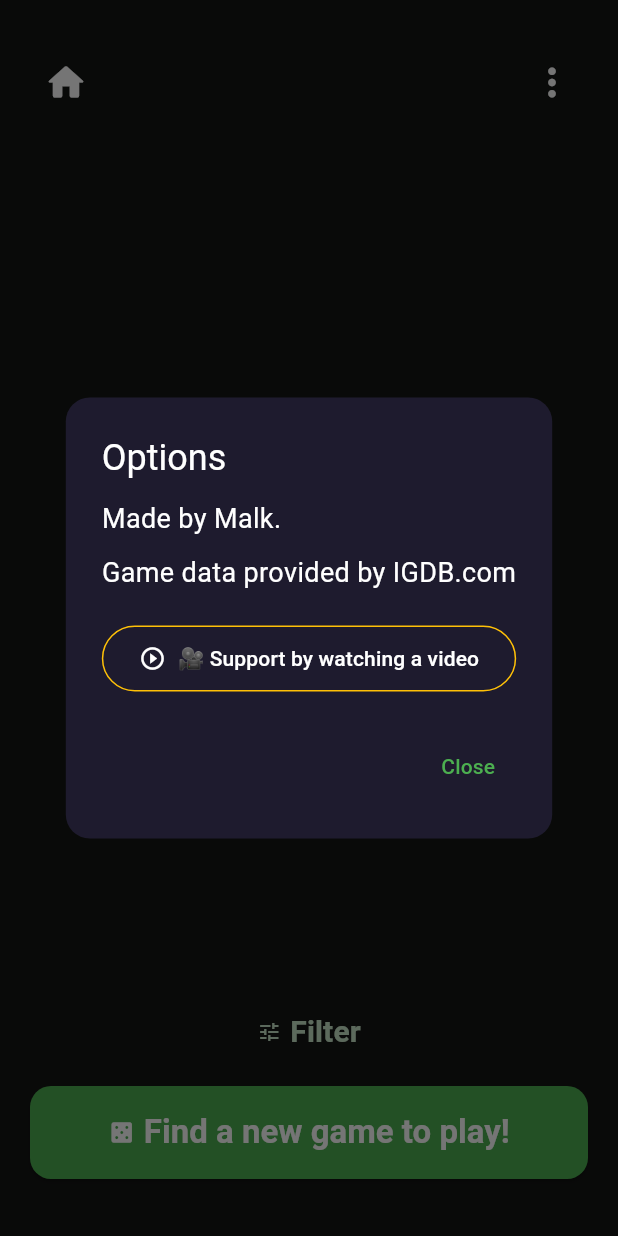
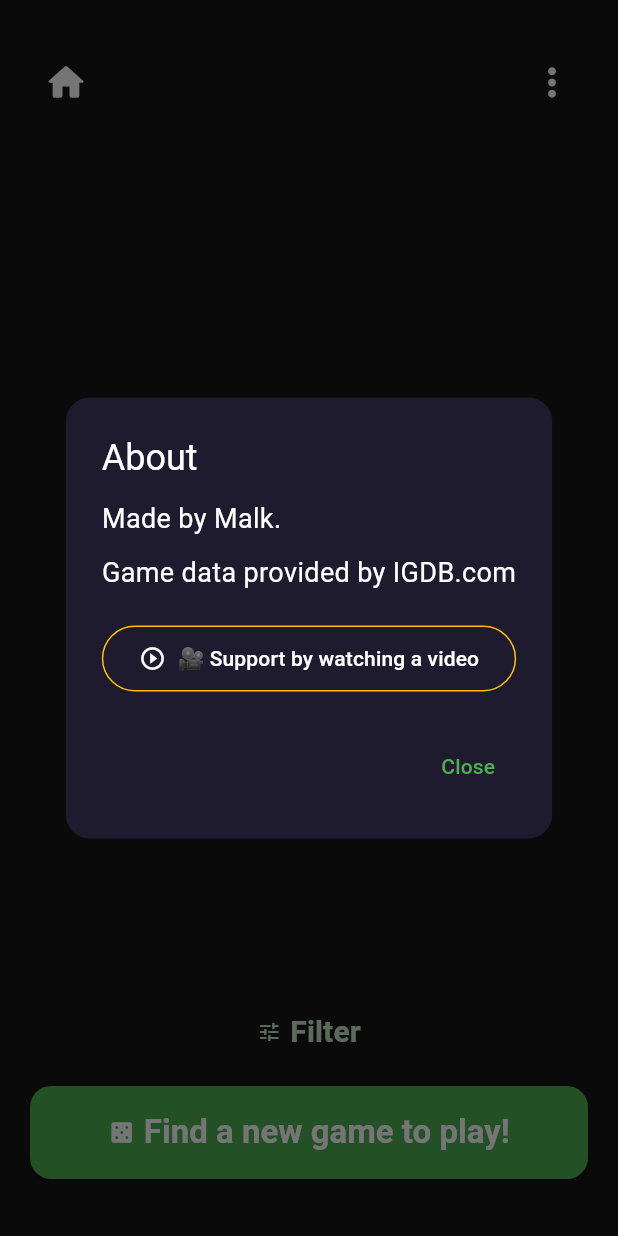
Before and after one commit to GabeMalk/Game_Genius_APP, a Flutter app: the screen it shows after launch, after a tap on the "more vert" icon, on a phone screen of 412 x 824 dp. Run offline on Flutter 3.47's test engine with Material 3 defaults, Android fonts, the phone set to English and light mode, and no system bars; our stand-ins replace google_mobile_ads, just_audio, shared_preferences; network calls fail.

```diff
--- a/lib/l10n/app_en.arb
+++ b/lib/l10n/app_en.arb
@@ -25,11 +25,14 @@
   "dicaFiltros": "Tap once to include, twice to exclude, and once again to clear.",
   "@dicaFiltros": { "description": "Dica de uso dos filtros" },
 
-  "opcoesTitulo": "Options",
+  "opcoesTitulo": "About",
   "@opcoesTitulo": { "description": "Título da tela de opções" },
 
   "sobreTexto": "Made by Malk.\n\nGame data provided by IGDB.com",
   "@sobreTexto": { "description": "Texto de atribuição" },
+
+  "sobreTextoClickShortcut": "Please consider supporting the app!",
+  "@sobreTextoClickShortcut": { "description": "Texto alternativo sobre" },
 
   "fechar": "Close",
   "@fechar": { "description": "Botão fechar" },
--- a/lib/l10n/app_localizations.dart
+++ b/lib/l10n/app_localizations.dart
@@ -143,7 +143,7 @@ abstract class AppLocalizations {
   /// Título da tela de opções
   ///
   /// In en, this message translates to:
-  /// **'Options'**
+  /// **'About'**
   String get opcoesTitulo;
 
   /// Texto de atribuição
@@ -151,6 +151,12 @@ abstract class AppLocalizations {
   /// In en, this message translates to:
   /// **'Made by Malk.\n\nGame data provided by IGDB.com'**
   String get sobreTexto;
+
+  /// Texto alternativo sobre
+  ///
+  /// In en, this message translates to:
+  /// **'Please consider supporting the app!'**
+  String get sobreTextoClickShortcut;
 
   /// Botão fechar
   ///
--- a/lib/l10n/app_localizations_en.dart
+++ b/lib/l10n/app_localizations_en.dart
@@ -34,10 +34,13 @@ class AppLocalizationsEn extends AppLocalizations {
       'Tap once to include, twice to exclude, and once again to clear.';
 
   @override
-  String get opcoesTitulo => 'Options';
+  String get opcoesTitulo => 'About';
 
   @override
   String get sobreTexto => 'Made by Malk.\n\nGame data provided by IGDB.com';
+
+  @override
+  String get sobreTextoClickShortcut => 'Please consider supporting the app!';
 
   @override
   String get fechar => 'Close';
--- a/lib/l10n/app_localizations_pt.dart
+++ b/lib/l10n/app_localizations_pt.dart
@@ -34,11 +34,14 @@ class AppLocalizationsPt extends AppLocalizations {
       'Toque 1x para incluir, 2x para excluir, 3x para limpar.';
 
   @override
-  String get opcoesTitulo => 'Opções';
+  String get opcoesTitulo => 'Sobre';
 
   @override
   String get sobreTexto =>
       'Feito por Malk.\n\nDados de jogos fornecidos pela IGDB.com';
+
+  @override
+  String get sobreTextoClickShortcut => 'Considere nos apoiar!';
 
   @override
   String get fechar => 'Fechar';
--- a/lib/l10n/app_pt.arb
+++ b/lib/l10n/app_pt.arb
@@ -8,8 +8,9 @@
   "filtrarBotao": "Filtrar",
   "personalizarBuscaTitulo": "Personalizar busca",
   "dicaFiltros": "Toque 1x para incluir, 2x para excluir, 3x para limpar.",
-  "opcoesTitulo": "Opções",
+  "opcoesTitulo": "Sobre",
   "sobreTexto": "Feito por Malk.\n\nDados de jogos fornecidos pela IGDB.com",
+  "sobreTextoClickShortcut": "Considere nos apoiar!",
   "fechar": "Fechar",
   "erroBuscaGenerico": "Erro ao buscar recomendação. Tente novamente.",
   "nenhumJogoEncontrado": "Nenhum jogo encontrado com esses filtros. Tente ajustar as opções.",
--- a/lib/main.dart
+++ b/lib/main.dart
@@ -2,7 +2,6 @@
 // Mains
 // ============================================================
 import 'package:flutter/material.dart';
-import 'package:flutter_localizations/flutter_localizations.dart';
 import 'package:indicador_jogos/l10n/app_localizations.dart';
 import 'package:google_mobile_ads/google_mobile_ads.dart';
 import 'screens/tela_recomendacao.dart';
--- a/lib/widgets/banner_ad_widget.dart
+++ b/lib/widgets/banner_ad_widget.dart
@@ -5,8 +5,8 @@ import 'package:flutter/material.dart';
 import 'package:google_mobile_ads/google_mobile_ads.dart';
 import 'package:flutter/foundation.dart' show kIsWeb;
 
-const String _idAnuncioTeste = 'ca-app-pub-3940256099942544/9214589741'; // Banner de tamanho fixo
-
+// O ID oficial é ca-app-pub-1018185380682464/8730121388
+const String _idAnuncioTeste = 'ca-app-pub-3940256099942544/9214589741'; // Banner de ads
 class BannerAdWidget extends StatefulWidget {
   const BannerAdWidget({super.key});
 
--- a/lib/widgets/sobre.dart
+++ b/lib/widgets/sobre.dart
@@ -4,7 +4,9 @@ import 'package:google_mobile_ads/google_mobile_ads.dart';
 import 'package:indicador_jogos/l10n/app_localizations.dart';
 
 class DialogoOpcoes extends StatefulWidget {
-  const DialogoOpcoes({super.key});
+  const DialogoOpcoes({super.key, this.isClickShortcut = false,});
+
+ final bool isClickShortcut;
 
   @override
   State<DialogoOpcoes> createState() => _DialogoOpcoesState();
@@ -15,6 +17,7 @@ class _DialogoOpcoesState extends State<DialogoOpcoes> {
   bool _isLoadingRewarded = false;
   bool _rewardedReady = false;
 
+  // O oficial é ca-app-pub-1018185380682464/5490513282
   static const String _rewardedUnitId = 'ca-app-pub-3940256099942544/5224354917';
 
   @override
@@ -72,6 +75,8 @@ class _DialogoOpcoesState extends State<DialogoOpcoes> {
         _rewardedReady = false;
         if (mounted) {
           setState(() {});
+          if (Navigator.canPop(context)) {
+          Navigator.of(context).pop();}
           _mostrarAgradecimento();
         }
       },
@@ -171,6 +176,10 @@ class _DialogoOpcoesState extends State<DialogoOpcoes> {
   @override
   Widget build(BuildContext context) {
     final l10n = AppLocalizations.of(context)!;
+    // Texto diferente quando aberto via contador de cliques
+     final sobreTexto = widget.isClickShortcut
+      ? l10n.sobreTextoClickShortcut  // Quando tem o limite de click
+      : l10n.sobreTexto;
     return AlertDialog(
       backgroundColor: const Color(0xFF1E1B2E),
       shape: RoundedRectangleBorder(borderRadius: BorderRadius.circular(16)),
@@ -179,7 +188,7 @@ class _DialogoOpcoesState extends State<DialogoOpcoes> {
         mainAxisSize: MainAxisSize.min,
         children: [
           Text(
-            l10n.sobreTexto,
+            sobreTexto,
             style: const TextStyle(color: Colors.white, height: 1, fontSize: 18),
           ),
           const SizedBox(height: 24),
```
Also changed, not shown: lib/screens/tela_recomendacao.dart (+43 -6 lines), pubspec.yaml (+17 -0 lines), assets/icon/icon.png (added), 17 other files.
